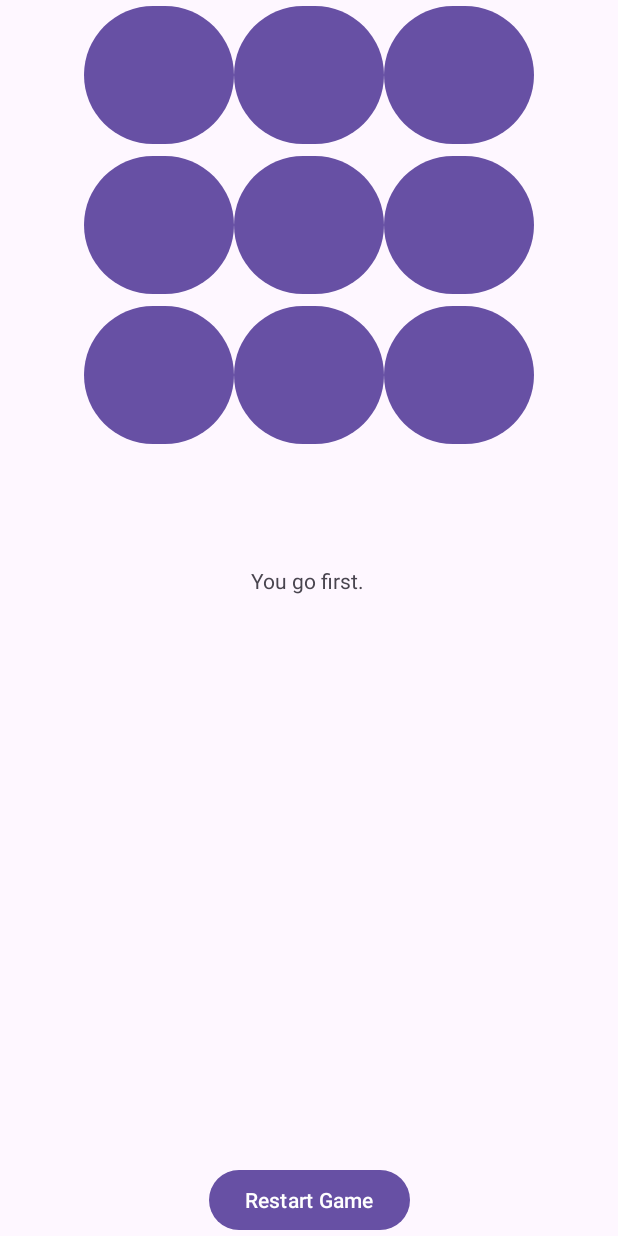
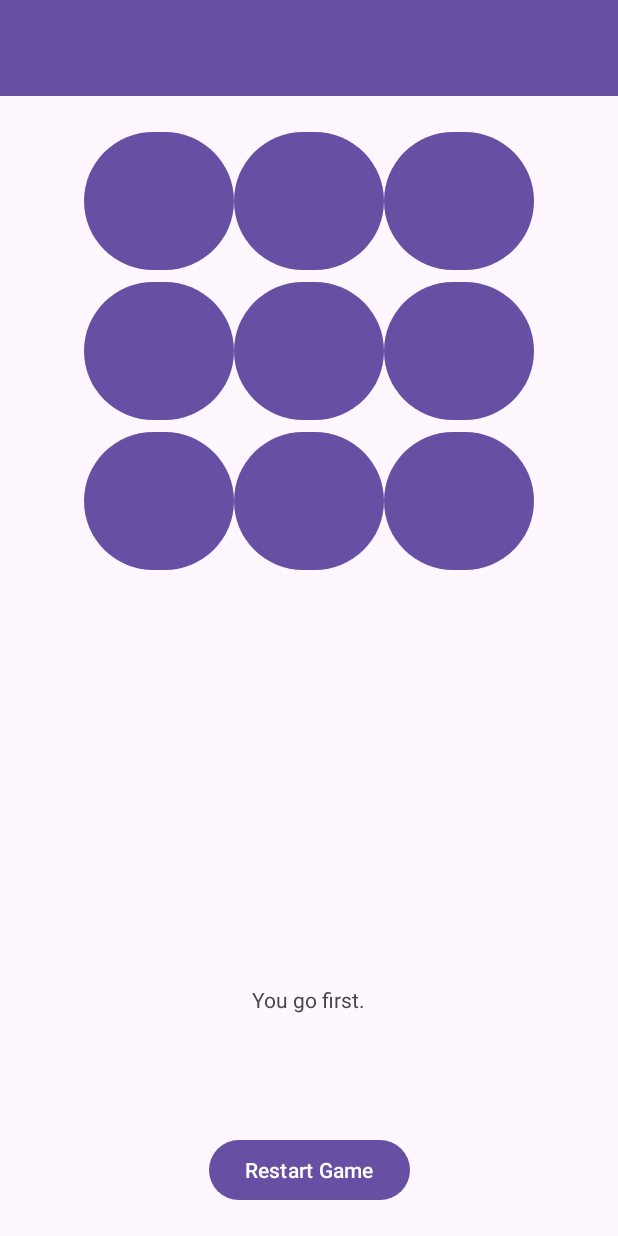
Before and after one commit to kaninoc/reto_2, an Android app: the screen it shows after launch (MainActivity), on a phone screen of 412 x 824 dp. Run offline under Robolectric (Android 15) with nearby library versions, the phone set to English and light mode, and no system bars.

Commit message:
xml coreccion

```diff
--- a/app/src/main/res/layout/activity_main.xml
+++ b/app/src/main/res/layout/activity_main.xml
@@ -7,10 +7,27 @@
     android:layout_height="match_parent"
     tools:context=".MainActivity">
 
+    <androidx.appcompat.widget.Toolbar
+        android:id="@+id/toolbar"
+        android:layout_width="match_parent"
+        android:layout_height="?attr/actionBarSize"
+        android:background="?attr/colorPrimary"
+        android:title="Tic Tac Toe"
+        app:popupTheme="@style/AppTheme.PopupOverlay"
+        app:layout_constraintTop_toTopOf="parent"
+        app:layout_constraintStart_toStartOf="parent"
+        app:layout_constraintEnd_toEndOf="parent" />
+
     <TableLayout
-        android:id="@+id/play_grid" android:layout_width="fill_parent"
-        android:layout_height="wrap_content" android:layout_marginTop="5dp"
-        tools:ignore="MissingConstraints">
+        android:id="@+id/play_grid"
+        android:layout_width="0dp"
+        android:layout_height="0dp"
+        android:layout_marginTop="20dp"
+        app:layout_constraintTop_toBottomOf="@id/toolbar"
+        app:layout_constraintStart_toStartOf="parent"
+        app:layout_constraintEnd_toEndOf="parent"
+        app:layout_constraintBottom_toTopOf="@+id/information"> <!-- Agregado espacio entre TableLayout y TextView -->
+
         <TableRow android:gravity="center_horizontal">
             <Button android:id="@+id/one" android:layout_width="100dp"
             android:layout_height="100dp" android:text="1"
@@ -44,6 +61,7 @@
                 android:layout_height="100dp" android:text="9"
                 android:textSize="70dp" />
         </TableRow>
+
     </TableLayout>
 
     <TextView
@@ -51,19 +69,22 @@
         android:layout_width="wrap_content"
         android:layout_height="wrap_content"
         android:text="info"
-        app:layout_constraintBottom_toBottomOf="parent"
+        android:layout_marginTop="16dp"
+        android:layout_marginBottom="80dp"
+        app:layout_constraintTop_toBottomOf="@id/play_grid"
+        app:layout_constraintStart_toStartOf="parent"
         app:layout_constraintEnd_toEndOf="parent"
-        app:layout_constraintHorizontal_bias="0.498"
-        app:layout_constraintStart_toStartOf="parent"
-        app:layout_constraintTop_toTopOf="parent"
-        app:layout_constraintVertical_bias="0.469" />
+        app:layout_constraintBottom_toTopOf="@+id/buttonRestart" />
+
     <Button
         android:id="@+id/buttonRestart"
         android:layout_width="wrap_content"
         android:layout_height="wrap_content"
         android:text="Restart Game"
-        app:layout_constraintBottom_toBottomOf="parent"
+        android:layout_marginBottom="20dp"
+        app:layout_constraintTop_toBottomOf="@id/information"
         app:layout_constraintEnd_toEndOf="parent"
-        app:layout_constraintStart_toStartOf="parent" />
+        app:layout_constraintStart_toStartOf="parent"
+        app:layout_constraintBottom_toBottomOf="parent" />
 
 </androidx.constraintlayout.widget.ConstraintLayout>
--- a/app/src/main/res/values/themes.xml
+++ b/app/src/main/res/values/themes.xml
@@ -4,6 +4,7 @@
         <!-- Customize your light theme here. -->
         <!-- <item name="colorPrimary">@color/my_light_primary</item> -->
     </style>
+    <style name="AppTheme.PopupOverlay" parent="ThemeOverlay.AppCompat.Light" />
 
     <style name="Theme.AndroidTicTacToe" parent="Base.Theme.AndroidTicTacToe" />
 </resources>
```
Lines whose indentation alone changed are shown as unchanged.
